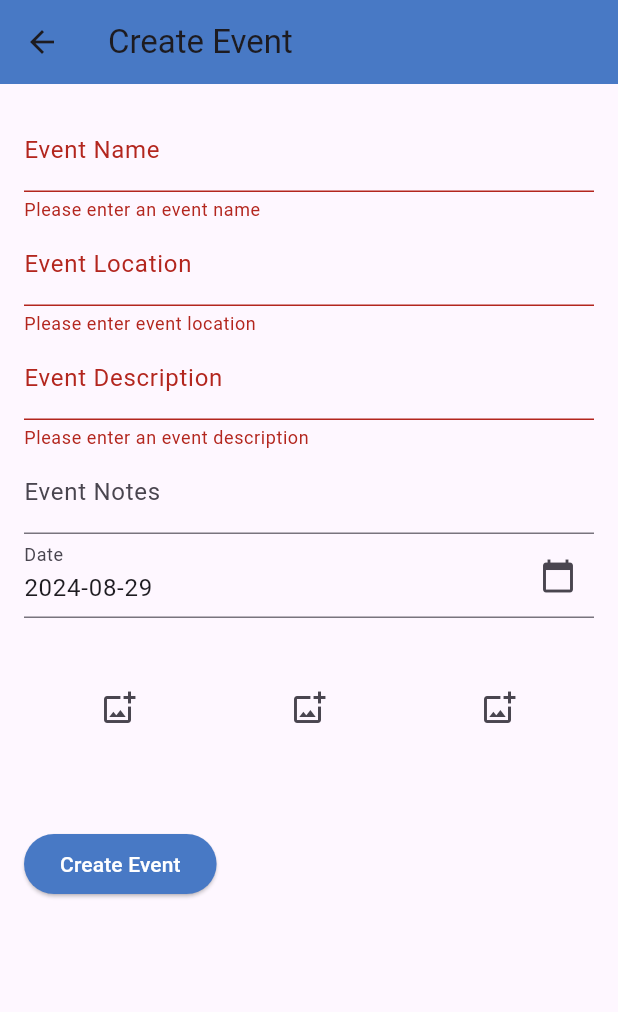
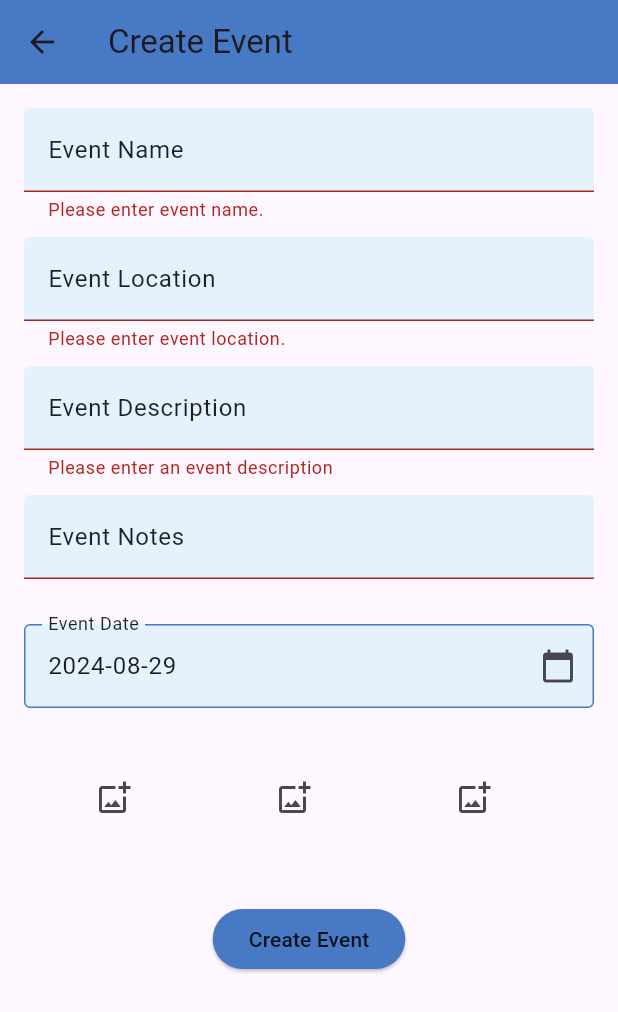
Before and after one commit to VoDangKhoa22CLC/T1_Repo, a Flutter app: the CreateEventScreen screen opened by its route, after a tap on "Create Event", on a phone screen of 412 x 824 dp. Shown: the top 1012 px of the screen. Run offline on Flutter 3.47's test engine with Material 3 defaults, Android fonts, the phone set to English and light mode, and no system bars; our stand-ins replace auto_size_text, awesome_dialog, awesome_notifications, cloud_firestore, file_picker, firebase_auth and 8 more; accounts and stored records are empty.

Commit message:
decorate create event screen

```diff
--- a/src/lib/screen/info_screen/event_create.dart
+++ b/src/lib/screen/info_screen/event_create.dart
@@ -77,6 +77,35 @@ class _CreateEventScreenState extends State<CreateEventScreen> {
     }
   }
 
+    Widget _textForm(int minlines, int maxlines, String labelText, String errorPrompt) {
+      return TextFormField(
+        minLines: minlines,
+        maxLines: maxlines,
+        cursorColor: Theme.of(context).primaryColor,
+        decoration: InputDecoration(
+          labelText: labelText,
+          labelStyle: const TextStyle(color: Colors.black87),
+          filled: true,
+          fillColor: Colors.blue[50],
+          enabledBorder: OutlineInputBorder(
+            borderSide: BorderSide(color: Theme.of(context).primaryColor)
+          ),
+          focusedBorder: OutlineInputBorder(
+            borderSide: BorderSide(color: Theme.of(context).primaryColor)
+          ),
+        ),
+        validator: (value) {
+          if (value == null || value.isEmpty) {
+            return errorPrompt;
+          }
+          return null;
+        },
+        onSaved: (value) {
+          _eventName = value!;
+        },
+      );
+    }
+
   @override
   Widget build(BuildContext context) {
     return Scaffold(
@@ -91,66 +120,35 @@ class _CreateEventScreenState extends State<CreateEventScreen> {
           key: _formKey,
           child: SingleChildScrollView(
             child: Column(
-              crossAxisAlignment: CrossAxisAlignment.start,
+              crossAxisAlignment: CrossAxisAlignment.center,
               children: <Widget>[
                 // Enter event name
-                TextFormField(
-                  decoration: InputDecoration(labelText: 'Event Name'),
-                  validator: (value) {
-                    if (value == null || value.isEmpty) {
-                      return 'Please enter an event name';
-                    }
-                    return null;
-                  },
-                  onSaved: (value) {
-                    _eventName = value!;
-                  },
-                ),
+                _textForm(1, 2, 'Event Name', 'Please enter event name.'),
+                const SizedBox(height: 10),
                 // Enter event location
-                TextFormField(
-                  minLines: 1,
-                  maxLines: 2,
-                  decoration: InputDecoration(labelText: 'Event Location'),
-                  validator: (value) {
-                    if (value == null || value.isEmpty) {
-                      return 'Please enter event location';
-                    }
-                    return null;
-                  },
-                  onSaved: (value) {
-                    _eventLocation = value!;
-                  },
-                ),
+                _textForm(1, 2, 'Event Location', 'Please enter event location.'),
+                const SizedBox(height: 10),
                 // Enter event description
-                TextFormField(
-                  minLines: 1,
-                  maxLines: 4,
-                  decoration: InputDecoration(labelText: 'Event Description'),
-                  validator: (value) {
-                    if (value == null || value.isEmpty) {
-                      return 'Please enter an event description';
-                    }
-                    return null;
-                  },
-                  onSaved: (value) {
-                    _eventDescription = value!;
-                  },
-                ),
+                _textForm(1, 4, 'Event Description', 'Please enter an event description'),
+                const SizedBox(height: 10),
                 // Enter event notes
-                TextFormField(
-                  minLines: 1,
-                  maxLines: 2,
-                  decoration: InputDecoration(labelText: 'Event Notes'),
-                  onSaved: (value) {
-                    _eventNotes = value!;
-                  },
-                ),
+                _textForm(1, 2, 'Event Notes', ' '),
+                const SizedBox(height: 10),
                 // Select Date
                 TextFormField(
                   controller: TextEditingController(text: _eventDate.toLocal().toString().split(' ')[0]),
                   readOnly: true,
                   decoration: InputDecoration(
-                    labelText: 'Date',
+                    labelText: 'Event Date',
+                    labelStyle: const TextStyle(color: Colors.black87),
+                    filled: true,
+                    fillColor: Colors.blue[50],
+                    enabledBorder: OutlineInputBorder(
+                      borderSide: BorderSide(color: Theme.of(context).primaryColor)
+                    ),
+                    focusedBorder: OutlineInputBorder(
+                      borderSide: BorderSide(color: Theme.of(context).primaryColor)
+                    ),
                     suffixIcon: IconButton(
                       icon: Icon(Icons.calendar_today),
                       onPressed: () => _selectDate(context),
@@ -172,9 +170,9 @@ class _CreateEventScreenState extends State<CreateEventScreen> {
                 ),
                 // Add image section
                 Row(
-                  mainAxisAlignment: MainAxisAlignment.spaceAround,
+                  // mainAxisAlignment: MainAxisAlignment.spaceAround,
                   children: <Widget>[
-                    _pickedImage[0] != null ? Container(
+                    _pickedImage[0] != null ? Flexible(
                       child: Stack(
                         alignment: Alignment.center,
                         children: [
@@ -187,7 +185,8 @@ class _CreateEventScreenState extends State<CreateEventScreen> {
                         ]
                       ),
                     ) :
-                    Stack(
+                    Flexible(
+                      child: Stack(
                         alignment: Alignment.center,
                         children: [
                           SizedBox(width: 120, height: 120),
@@ -197,7 +196,9 @@ class _CreateEventScreenState extends State<CreateEventScreen> {
                           )
                         ],
                       ),
-                    _pickedImage[1] != null ? Stack(
+                    ),
+                    _pickedImage[1] != null ? Flexible(
+                      child: Stack(
                           alignment: Alignment.center,
                           children: [
                             Image.file(File(_pickedImage[1]!.path!), width: 120, height: 120,),
@@ -207,8 +208,10 @@ class _CreateEventScreenState extends State<CreateEventScreen> {
                               color: Colors.white,
                             ),
                           ]
+                      ),
                     ) :
-                    Stack(
+                    Flexible(
+                      child: Stack(
                         alignment: Alignment.center,
                         children: [
                           SizedBox(width: 120, height: 120),
@@ -218,7 +221,9 @@ class _CreateEventScreenState extends State<CreateEventScreen> {
                           )
                         ],
                       ),
-                    _pickedImage[2] != null ? Stack(
+                    ),
+                    _pickedImage[2] != null ? Flexible(
+                      child: Stack(
                           alignment: Alignment.center,
                           children: [
                             Image.file(File(_pickedImage[2]!.path!), width: 120, height: 120,),
@@ -228,8 +233,10 @@ class _CreateEventScreenState extends State<CreateEventScreen> {
                               color: Colors.white,
                             ),
                           ]
+                      ),
                     ) :
-                    Stack(
+                    Flexible(
+                      child: Stack(
                         alignment: Alignment.center,
                         children: [
                           const SizedBox(width: 120, height: 120),
@@ -239,9 +246,10 @@ class _CreateEventScreenState extends State<CreateEventScreen> {
                           )
                         ],
                       ),
+                    ),
                   ],
                 ),
-                const SizedBox(height: 20),
+                const SizedBox(height: 10),
                 ElevatedButton(
                   onPressed: _createEvent,
                   style: ElevatedButton.styleFrom(
@@ -249,7 +257,7 @@ class _CreateEventScreenState extends State<CreateEventScreen> {
                   ),
                   child: const Text(
                     'Create Event',
-                    style: TextStyle(color: Colors.white),
+                    style: TextStyle(color: Colors.black87),
                   ),
                 ),
               ],
```
Lines whose indentation alone changed are shown as unchanged.
